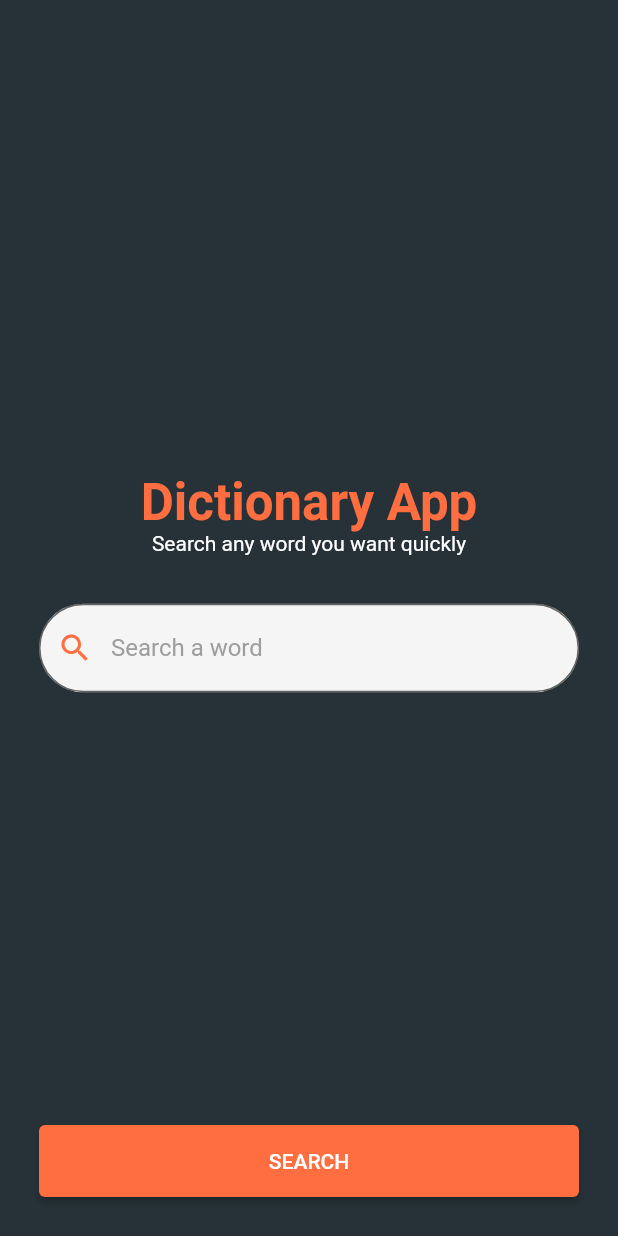
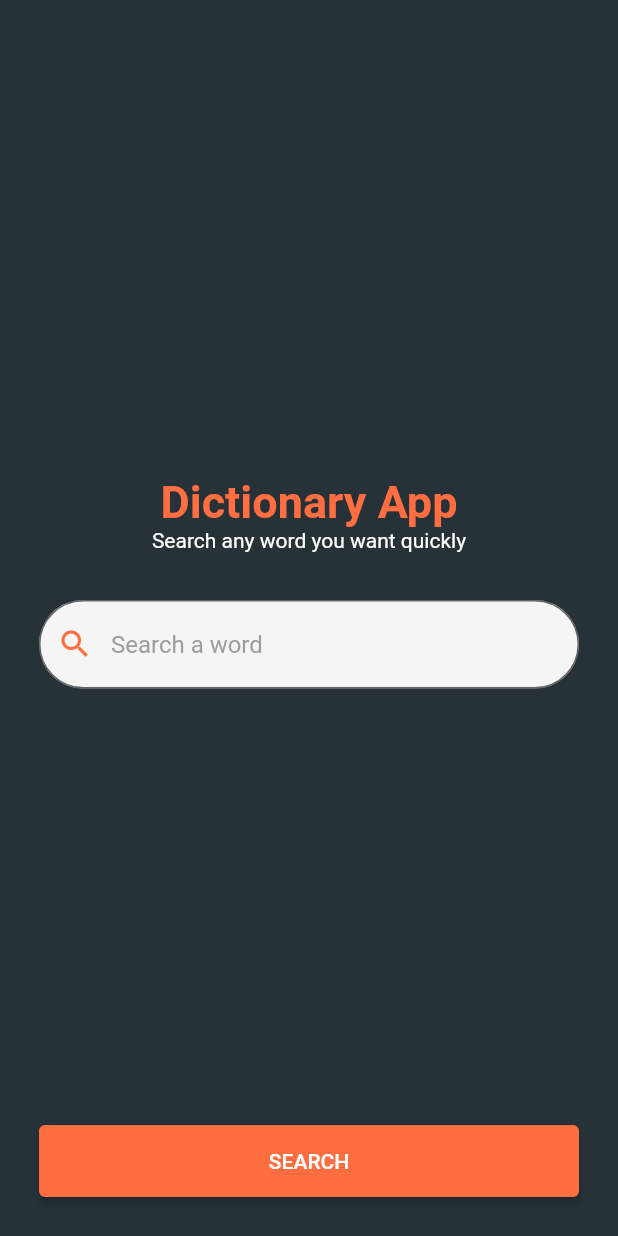
Before and after one commit to SAUDAFAQ/Dictionary_Application, a Flutter app: the screen it shows after launch, on a phone screen of 412 x 824 dp. Run offline on Flutter 3.47's test engine with Material 2 defaults, Android fonts, the phone set to English and light mode, and no system bars; our stand-ins replace flutter_bloc.

Commit message:
Update font size in home screen

```diff
--- a/lib/screens/home/home_screen.dart
+++ b/lib/screens/home/home_screen.dart
@@ -17,7 +17,7 @@ class HomeScreen extends StatelessWidget {
             "Dictionary App",
             style: TextStyle(
               color: Colors.deepOrangeAccent,
-              fontSize: 34,
+              fontSize: 30,
               fontWeight: FontWeight.bold,
             ),
           ),
```
Also changed, not shown: 1 other file.
